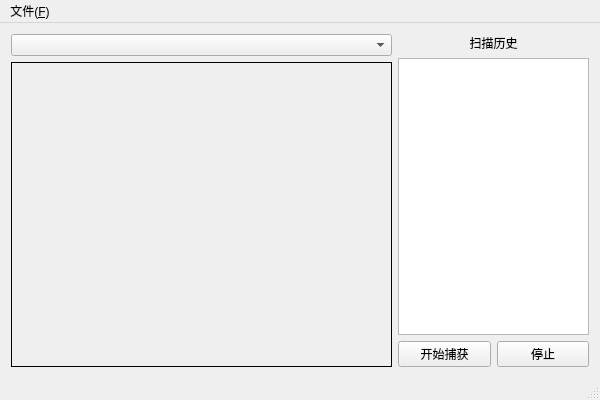
Old version of the form QRCodeScanner/src/QRCodeScanner.ui in the repository Xie-Long-0/QRCodeScanner.
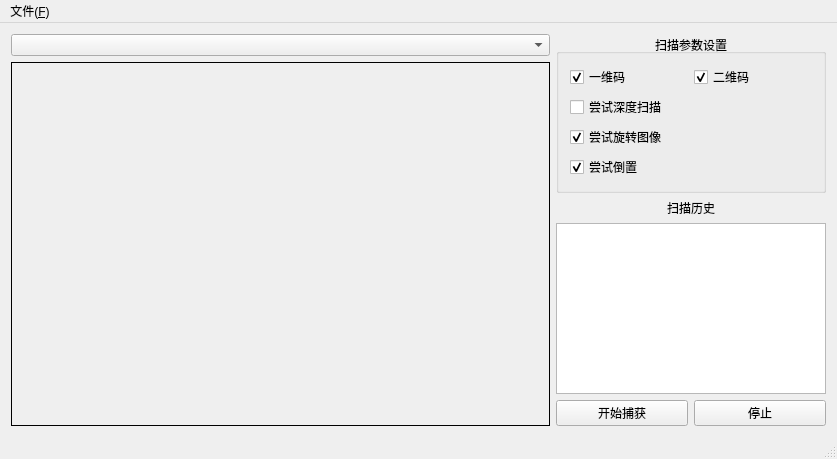
New version of the form.

Commit message: 添加部分扫描参数设置

```diff
--- a/QRCodeScanner/src/QRCodeScanner.ui
+++ b/QRCodeScanner/src/QRCodeScanner.ui
@@ -6,8 +6,8 @@
    <rect>
     <x>0</x>
     <y>0</y>
-    <width>600</width>
-    <height>400</height>
+    <width>837</width>
+    <height>459</height>
    </rect>
   </property>
   <property name="windowTitle">
@@ -48,6 +48,84 @@
     </item>
     <item>
      <layout class="QVBoxLayout" name="verticalLayout">
+      <item>
+       <widget class="QGroupBox" name="groupBox">
+        <property name="title">
+         <string>扫描参数设置</string>
+        </property>
+        <property name="alignment">
+         <set>Qt::AlignCenter</set>
+        </property>
+        <layout class="QVBoxLayout" name="verticalLayout_3">
+         <item>
+          <layout class="QHBoxLayout" name="horizontalLayout_4">
+           <item>
+            <widget class="QCheckBox" name="linearCodesBox">
+             <property name="toolTip">
+              <string>LinearCodes</string>
+             </property>
+             <property name="text">
+              <string>一维码</string>
+             </property>
+             <property name="checked">
+              <bool>true</bool>
+             </property>
+            </widget>
+           </item>
+           <item>
+            <widget class="QCheckBox" name="matrixCodesBox">
+             <property name="toolTip">
+              <string>MatrixCodes</string>
+             </property>
+             <property name="text">
+              <string>二维码</string>
+             </property>
+             <property name="checked">
+              <bool>true</bool>
+             </property>
+            </widget>
+           </item>
+          </layout>
+         </item>
+         <item>
+          <widget class="QCheckBox" name="tryHarderBox">
+           <property name="toolTip">
+            <string>tryHarder</string>
+           </property>
+           <property name="text">
+            <string>尝试深度扫描</string>
+           </property>
+          </widget>
+         </item>
+         <item>
+          <widget class="QCheckBox" name="tryRotateBox">
+           <property name="toolTip">
+            <string>tryRotate</string>
+           </property>
+           <property name="text">
+            <string>尝试旋转图像</string>
+           </property>
+           <property name="checked">
+            <bool>true</bool>
+           </property>
+          </widget>
+         </item>
+         <item>
+          <widget class="QCheckBox" name="tryInvertBox">
+           <property name="toolTip">
+            <string>tryInvert</string>
+           </property>
+           <property name="text">
+            <string>尝试倒置</string>
+           </property>
+           <property name="checked">
+            <bool>true</bool>
+           </property>
+          </widget>
+         </item>
+        </layout>
+       </widget>
+      </item>
       <item>
        <widget class="QLabel" name="label_2">
         <property name="text">
@@ -95,7 +173,7 @@
     <rect>
      <x>0</x>
      <y>0</y>
-     <width>600</width>
+     <width>837</width>
      <height>22</height>
     </rect>
    </property>
```
The commit also changes 2 other files.
